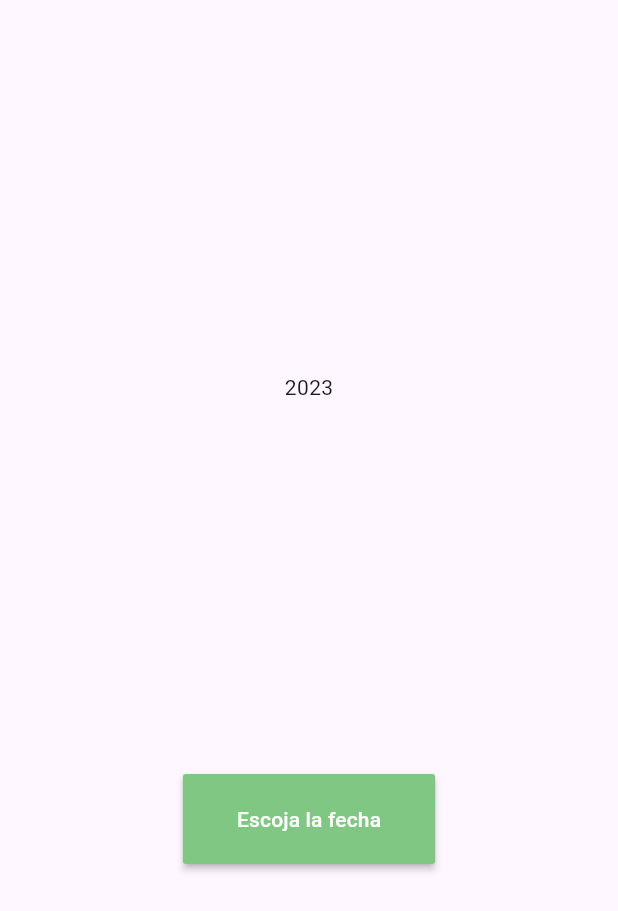
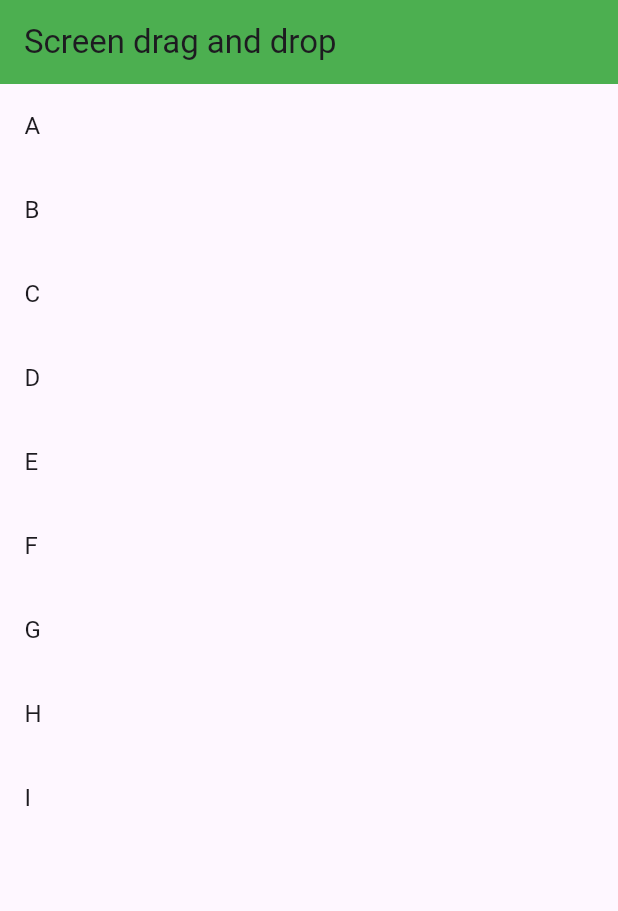
Before and after one commit to SergioCamiloCastillo/widgets-of-the-day, a Flutter app: the screen it shows after launch, on a phone screen of 412 x 824 dp. Shown: the top 911 px of the screen. Run offline on Flutter 3.47's test engine with Material 2 defaults, Android fonts, the phone set to English and light mode, and no system bars; our stand-ins replace flutter_slidable, slide_to_act.

Commit message:
add widget drag and dro

```diff
--- /dev/null
+++ b/lib/dragdrop_list_screen.dart
@@ -0,0 +1,34 @@
+import 'package:flutter/material.dart';
+
+class DragDropListScreen extends StatefulWidget {
+  const DragDropListScreen({super.key});
+
+  @override
+  State<DragDropListScreen> createState() => _DragDropListScreenState();
+}
+
+class _DragDropListScreenState extends State<DragDropListScreen> {
+  final List myTiles = ["A", "B", "C", "D", "E", "F", "G", "H", "I"];
+
+  void updateMyTiles(int oldIndex, int newIndex) {
+    final tile = myTiles.removeAt(oldIndex);
+    myTiles.insert(newIndex, tile);
+  }
+
+  @override
+  Widget build(BuildContext context) {
+    return Scaffold(
+
+        appBar: AppBar(
+
+          title: Text("Screen drag and drop"),
+        ),
+        body: ReorderableListView(children: [
+          for (final tile in myTiles)
+            ListTile(
+              key: ValueKey(tile),
+              title: Text(tile),
+            )
+        ], onReorder: ((oldIndex, newIndex) => updateMyTiles)));
+  }
+}
--- a/lib/main.dart
+++ b/lib/main.dart
@@ -10,6 +10,7 @@ import 'package:widgetsoftheday/column_row_screen.dart';
 import 'package:widgetsoftheday/config/app_theme.dart';
 import 'package:widgetsoftheday/container_screen.dart';
 import 'package:widgetsoftheday/datepicker_screen.dart';
+import 'package:widgetsoftheday/dragdrop_list_screen.dart';
 import 'package:widgetsoftheday/expanded_screen.dart';
 import 'package:widgetsoftheday/gesture_detector_screen.dart';
 import 'package:widgetsoftheday/gridview_screen.dart';
@@ -19,9 +20,12 @@ import 'package:widgetsoftheday/mediaquery_screen.dart';
 import 'package:widgetsoftheday/ricktext_screen.dart';
 import 'package:widgetsoftheday/round_corner_screen.dart';
 import 'package:widgetsoftheday/simple_slider_screen.dart';
+import 'package:widgetsoftheday/slidable_screen.dart';
+import 'package:widgetsoftheday/slideto_screen.dart';
 import 'package:widgetsoftheday/sliverbar_screen.dart';
 import 'package:widgetsoftheday/tabbar_screen.dart';
 import 'package:widgetsoftheday/tiktok_scroll_screen.dart';
+import 'package:widgetsoftheday/timepicker_screen.dart';
 import 'package:widgetsoftheday/timer_screen.dart';
 
 void main() {
@@ -36,6 +40,6 @@ class MainApp extends StatelessWidget {
     return MaterialApp(
         debugShowCheckedModeBanner: false,
         theme: AppTheme().getTheme(),
-        home: DatePickerScreen());
+        home: DragDropListScreen());
   }
 }
--- a/pubspec.yaml
+++ b/pubspec.yaml
@@ -9,6 +9,8 @@ environment:
 dependencies:
   flutter:
     sdk: flutter
+  flutter_slidable: ^3.0.0
+  slide_to_act: ^2.0.1
 
 dev_dependencies:
   flutter_test:
```
Also changed, not shown: lib/slidable_screen.dart (added, +51 -0 lines), lib/slideto_screen.dart (added, +33 -0 lines), lib/timepicker_screen.dart (added, +46 -0 lines), pubspec.lock.
